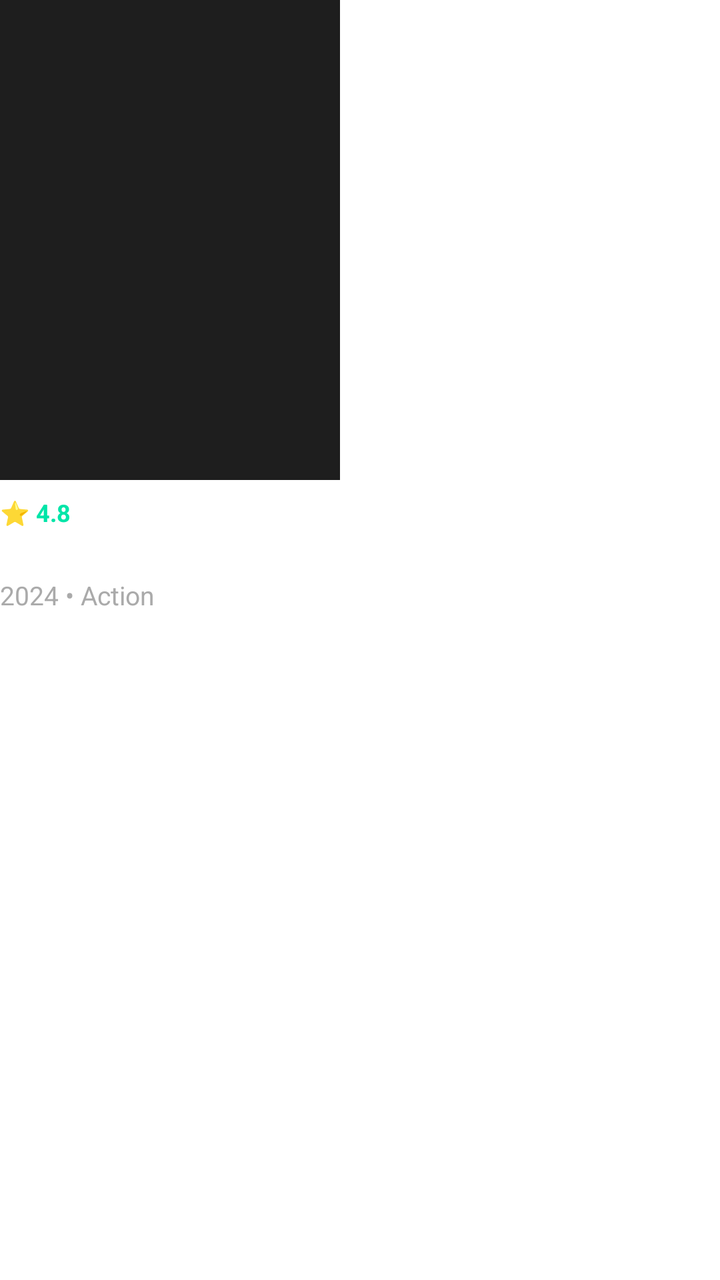
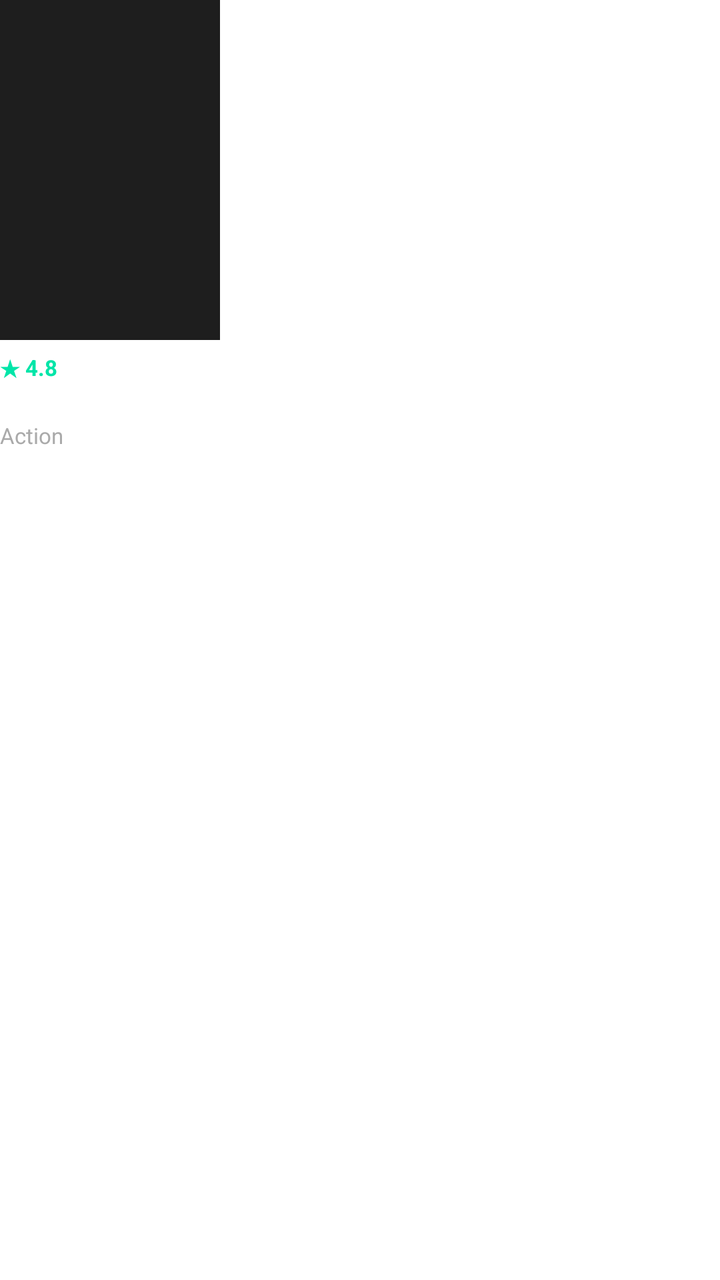

Compare the two renders of this Android layout. The source of the first and the diff that turns it into the second are given below.
<!-- AndroidManifest.xml: application theme Theme.MoviewApp -->
<!-- res/layout/item_home_movie.xml -->
<?xml version="1.0" encoding="utf-8"?>
<LinearLayout xmlns:android="http://schemas.android.com/apk/res/android"
    android:layout_width="170dp"
    android:layout_height="wrap_content"
    android:layout_marginEnd="14dp"
    android:orientation="vertical">

    <ImageView
        android:id="@+id/imgPoster"
        android:layout_width="170dp"
        android:layout_height="240dp"
        android:scaleType="centerCrop"
        android:background="#1E1E1E"/>

    <TextView
        android:id="@+id/tvRating"
        android:layout_width="wrap_content"
        android:layout_height="wrap_content"
        android:text="⭐ 4.8"
        android:textColor="#00E5A8"
        android:textStyle="bold"
        android:textSize="12sp"
        android:layout_marginTop="8dp"/>

    <TextView
        android:id="@+id/tvTitle"
        android:layout_width="match_parent"
        android:layout_height="wrap_content"
        android:text="Movie Title"
        android:textColor="#FFFFFF"
        android:textStyle="bold"
        android:textSize="18sp"
        android:maxLines="2"/>

    <TextView
        android:id="@+id/tvYearGenre"
        android:layout_width="wrap_content"
        android:layout_height="wrap_content"
        android:text="2024 • Action"
        android:textColor="#AAAAAA"
        android:textSize="13sp"/>

</LinearLayout>
<!-- resources referenced by this layout -->
<resources>
  <style name="Theme.MoviewApp" parent="Theme.MaterialComponents.DayNight.DarkActionBar">
          <item name="colorPrimary">#00E5A8</item>
          <item name="colorPrimaryVariant">#00E5A8</item>
          <item name="colorOnPrimary">@color/black</item>
          <item name="colorSecondary">@color/teal_200</item>
          <item name="colorSecondaryVariant">@color/teal_700</item>
          <item name="colorOnSecondary">@color/black</item>
          <item name="android:statusBarColor">?attr/colorPrimaryVariant</item>
      </style>
  <color name="black">#FF000000</color>
  <color name="teal_200">#FF03DAC5</color>
  <color name="teal_700">#FF018786</color>
</resources>

<!-- the commit's change to res/layout/item_home_movie.xml (unified diff, before → after) -->
@@ -1,43 +1,43 @@
 <?xml version="1.0" encoding="utf-8"?>
 <LinearLayout xmlns:android="http://schemas.android.com/apk/res/android"
-    android:layout_width="170dp"
+    android:layout_width="110dp"
     android:layout_height="wrap_content"
-    android:layout_marginEnd="14dp"
+    android:layout_marginEnd="12dp"
     android:orientation="vertical">
 
     <ImageView
         android:id="@+id/imgPoster"
-        android:layout_width="170dp"
-        android:layout_height="240dp"
-        android:scaleType="centerCrop"
-        android:background="#1E1E1E"/>
+        android:layout_width="110dp"
+        android:layout_height="170dp"
+        android:background="#1E1E1E"
+        android:scaleType="centerCrop" />
 
     <TextView
         android:id="@+id/tvRating"
         android:layout_width="wrap_content"
         android:layout_height="wrap_content"
-        android:text="⭐ 4.8"
+        android:layout_marginTop="6dp"
+        android:text="★ 4.8"
         android:textColor="#00E5A8"
-        android:textStyle="bold"
-        android:textSize="12sp"
-        android:layout_marginTop="8dp"/>
+        android:textSize="11sp"
+        android:textStyle="bold" />
 
     <TextView
         android:id="@+id/tvTitle"
         android:layout_width="match_parent"
         android:layout_height="wrap_content"
+        android:maxLines="2"
         android:text="Movie Title"
         android:textColor="#FFFFFF"
-        android:textStyle="bold"
-        android:textSize="18sp"
-        android:maxLines="2"/>
+        android:textSize="14sp"
+        android:textStyle="bold" />
 
     <TextView
         android:id="@+id/tvYearGenre"
         android:layout_width="wrap_content"
         android:layout_height="wrap_content"
-        android:text="2024 • Action"
+        android:text="Action"
         android:textColor="#AAAAAA"
-        android:textSize="13sp"/>
+        android:textSize="11sp" />
 
 </LinearLayout>
